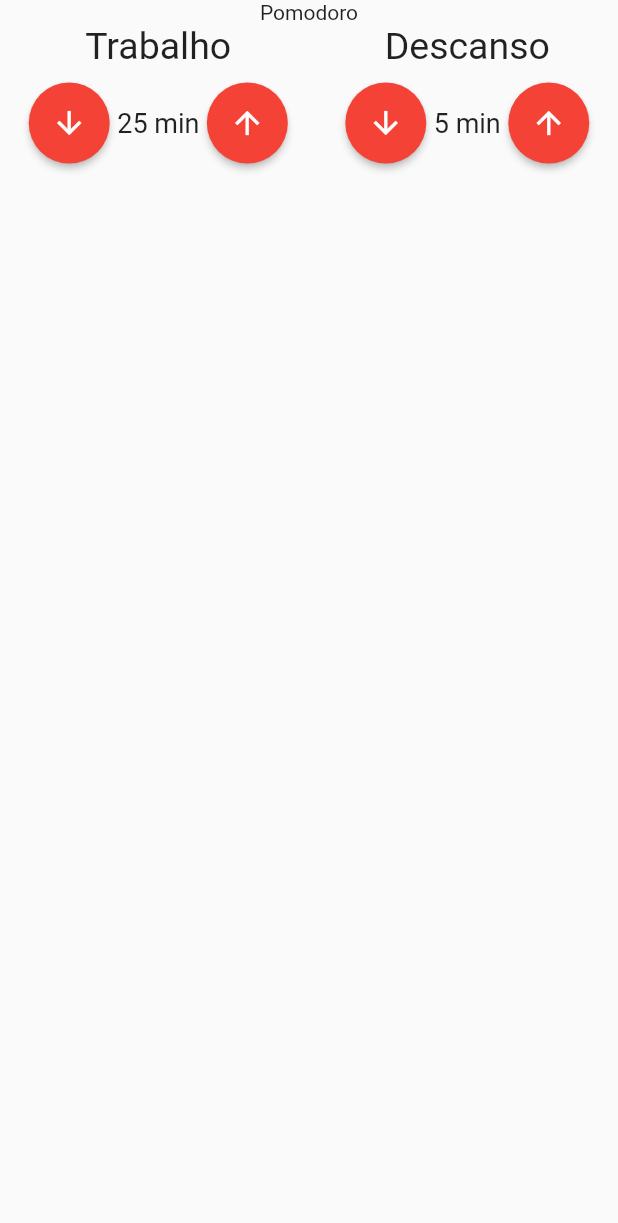
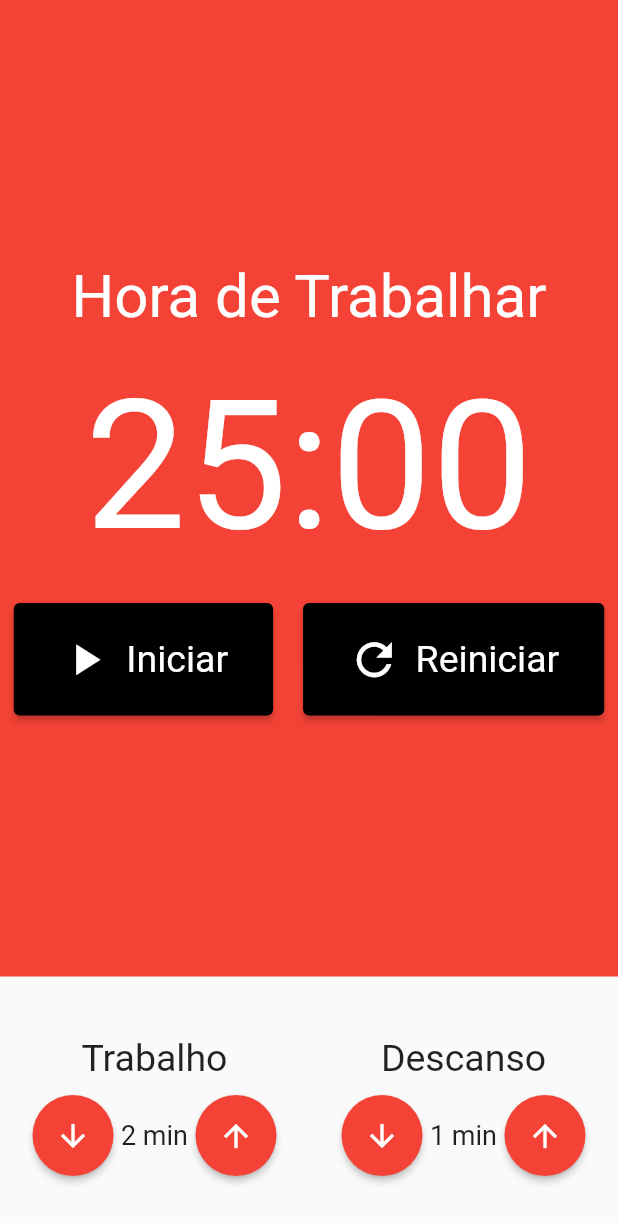
Before and after one commit to Maycon-Natan/Pomodoro, a Flutter app: the screen it shows after launch, on a phone screen of 412 x 824 dp. Shown: the top 1223 px of the screen. Run offline on Flutter 3.47's test engine with Material 2 defaults, Android fonts, the phone set to English and light mode, and no system bars; our stand-ins replace flutter_mobx, mobx; generated files the repository leaves out were written again.

Commit message:
inc e dec button

```diff
--- /dev/null
+++ b/lib/components/Cronometro.dart
@@ -0,0 +1,64 @@
+import 'package:flutter/material.dart';
+import 'package:relogiomobx/components/CronometroBotao.dart';
+
+class Cronometro extends StatelessWidget {
+  const Cronometro({Key? key}) : super(key: key);
+
+  @override
+  Widget build(BuildContext context) {
+    return Container(
+      color: Colors.red,
+      child: Column(
+        mainAxisAlignment: MainAxisAlignment.center,
+        children: [
+          Text(
+            'Hora de Trabalhar',
+            style: TextStyle(
+              fontSize: 40,
+              color: Colors.white,
+            ),
+          ),
+          SizedBox(
+            height: 20,
+          ),
+          Text(
+            '25:00',
+            style: TextStyle(
+              fontSize: 120,
+              color: Colors.white,
+            ),
+          ),
+          SizedBox(
+            height: 20,
+          ),
+          Row(
+            mainAxisAlignment: MainAxisAlignment.center,
+            children: [
+              Padding(
+                padding: const EdgeInsets.only(right: 10),
+                child: CronometroBotao(
+                  texto: 'Iniciar',
+                  icone: Icons.play_arrow,
+                ),
+              ),
+              // Padding(
+              // padding: const EdgeInsets.only(right: 10),
+              //   child: CronometroBotao(
+              //     texto: 'Parar',
+              //     icone: Icons.stop,
+              //   ),
+              // ),
+              Padding(
+                padding: const EdgeInsets.only(left: 10),
+                child: CronometroBotao(
+                  texto: 'Reiniciar',
+                  icone: Icons.refresh,
+                ),
+              ),
+            ],
+          )
+        ],
+      ),
+    );
+  }
+}
--- /dev/null
+++ b/lib/components/CronometroBotao.dart
@@ -0,0 +1,41 @@
+import 'package:flutter/material.dart';
+
+class CronometroBotao extends StatelessWidget {
+  final String texto;
+  final IconData icone;
+
+  const CronometroBotao({
+    Key? key,
+    required this.texto,
+    required this.icone,
+  }) : super(key: key);
+
+  @override
+  Widget build(BuildContext context) {
+    return ElevatedButton(
+      style: ElevatedButton.styleFrom(
+        primary: Colors.black,
+        padding: EdgeInsets.symmetric(
+          horizontal: 30,
+          vertical: 20,
+        ),
+        textStyle: TextStyle(
+          fontSize: 25,
+        ),
+      ),
+      onPressed: () {},
+      child: Row(
+        children: [
+          Padding(
+            padding: const EdgeInsets.only(right: 10),
+            child: Icon(
+              icone,
+              size: 35,
+            ),
+          ),
+          Text(texto),
+        ],
+      ),
+    );
+  }
+}
--- a/lib/components/EntradaTemp.dart
+++ b/lib/components/EntradaTemp.dart
@@ -3,11 +3,15 @@
 class EntradaTempo extends StatelessWidget {
   final String titulo;
   final int valor;
+  final void Function()? inc;
+  final void Function()? dec;
 
   const EntradaTempo({
     Key? key,
     required this.titulo,
     required this.valor,
+    this.inc,
+    this.dec,
   }) : super(key: key);
 
   @override
@@ -28,7 +32,7 @@
           mainAxisAlignment: MainAxisAlignment.center,
           children: [
             ElevatedButton(
-              onPressed: () {},
+              onPressed: this.dec,
               child: Icon(
                 Icons.arrow_downward,
                 color: Colors.white,
@@ -45,7 +49,7 @@
               ),
             ),
             ElevatedButton(
-              onPressed: () {},
+              onPressed: this.inc,
               child: Icon(
                 Icons.arrow_upward,
                 color: Colors.white,
--- a/lib/main.dart
+++ b/lib/main.dart
@@ -1,5 +1,7 @@
 import 'package:flutter/material.dart';
 import 'package:relogiomobx/pages/Pomodoro.dart';
+import 'package:provider/provider.dart';
+import 'package:relogiomobx/store/pomodoro.store.dart';
 
 void main() {
   runApp(MyApp());
@@ -9,12 +11,20 @@
   // This widget is the root of your application.
   @override
   Widget build(BuildContext context) {
-    return MaterialApp(
-      title: 'Flutter Demo',
-      theme: ThemeData(
-        primarySwatch: Colors.blue,
+    return MultiProvider(
+      providers: [
+        Provider<PomodoroStore>(
+          create: (_) => PomodoroStore(),
+        ),
+      ],
+      child: MaterialApp(
+        title: 'Flutter Demo',
+        theme: ThemeData(
+          primarySwatch: Colors.blue,
+        ),
+        home: Pomodoro(),
+        debugShowCheckedModeBanner: false,
       ),
-      home: Pomodoro(),
     );
   }
 }
--- a/lib/pages/Pomodoro.dart
+++ b/lib/pages/Pomodoro.dart
@@ -1,22 +1,43 @@
 import 'package:flutter/material.dart';
+import 'package:flutter_mobx/flutter_mobx.dart';
+import 'package:provider/provider.dart';
+import 'package:relogiomobx/components/Cronometro.dart';
 import 'package:relogiomobx/components/EntradaTemp.dart';
+import 'package:relogiomobx/store/pomodoro.store.dart';
 
 class Pomodoro extends StatelessWidget {
   const Pomodoro({Key? key}) : super(key: key);
 
   @override
   Widget build(BuildContext context) {
+    final store = Provider.of<PomodoroStore>(context);
+
     return Scaffold(
       body: Column(
+        crossAxisAlignment: CrossAxisAlignment.stretch,
         children: [
-          Text('Pomodoro'),
-          Row(
-            mainAxisAlignment: MainAxisAlignment.spaceAround,
-            children: [
-              EntradaTempo(titulo: 'Trabalho', valor: 25),
-              EntradaTempo(titulo: 'Descanso', valor: 5),
-            ],
-          )
+          Expanded(child: Cronometro()),
+          Padding(
+              padding: const EdgeInsets.symmetric(vertical: 40),
+              child: Observer(
+                builder: (_) => Row(
+                  mainAxisAlignment: MainAxisAlignment.spaceAround,
+                  children: [
+                    EntradaTempo(
+                      titulo: 'Trabalho',
+                      valor: store.tempoTrabalho,
+                      inc: store.incrementarTempoTrabalho,
+                      dec: store.decrementarTempoTrabalho,
+                    ),
+                    EntradaTempo(
+                      titulo: 'Descanso',
+                      valor: store.tempoDescanso,
+                      inc: store.incrementarTempoDescanso,
+                      dec: store.decrementarTempoDescanso,
+                    ),
+                  ],
+                ),
+              ))
         ],
       ),
     );
--- /dev/null
+++ b/lib/store/pomodoro.store.dart
@@ -0,0 +1,33 @@
+import 'package:mobx/mobx.dart';
+
+part 'pomodoro.store.g.dart';
+
+class PomodoroStore = _PomodoroStore with _$PomodoroStore;
+
+abstract class _PomodoroStore with Store {
+  @observable
+  int tempoTrabalho = 2;
+
+  @observable
+  int tempoDescanso = 1;
+
+  @action
+  void incrementarTempoTrabalho() {
+    tempoTrabalho++;
+  }
+
+  @action
+  void decrementarTempoTrabalho() {
+    tempoTrabalho--;
+  }
+
+  @action
+  void incrementarTempoDescanso() {
+    tempoDescanso++;
+  }
+
+  @action
+  void decrementarTempoDescanso() {
+    tempoDescanso--;
+  }
+}
```
Also changed, not shown: lib/store/pomodoro.store.g.dart (added).
